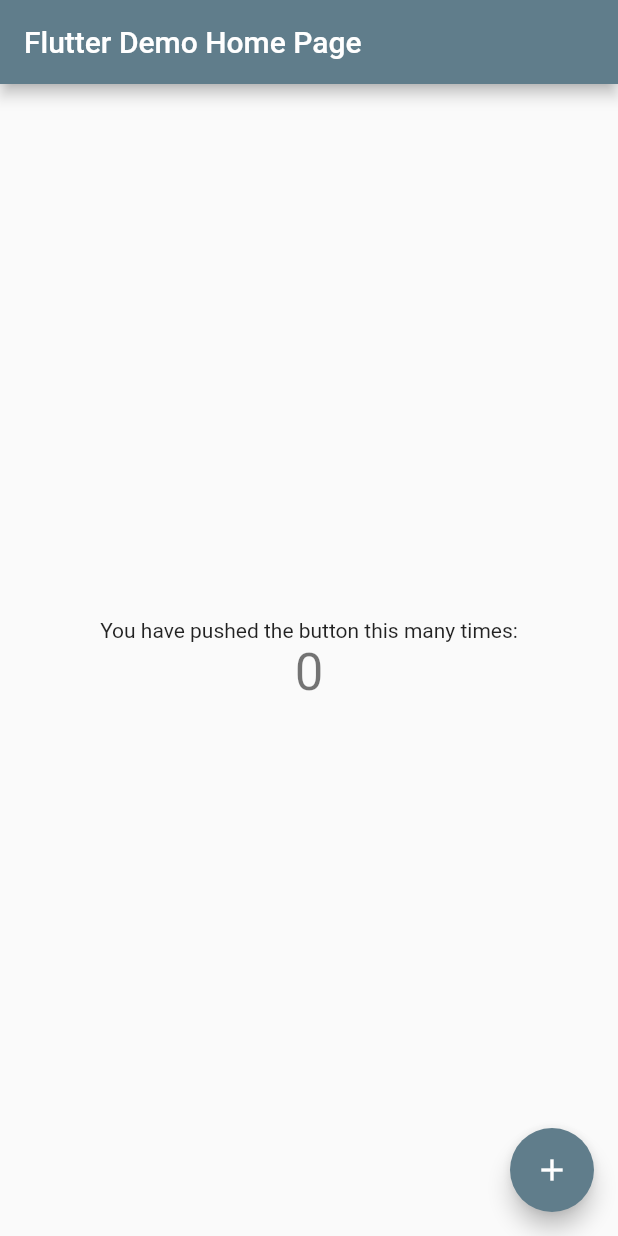
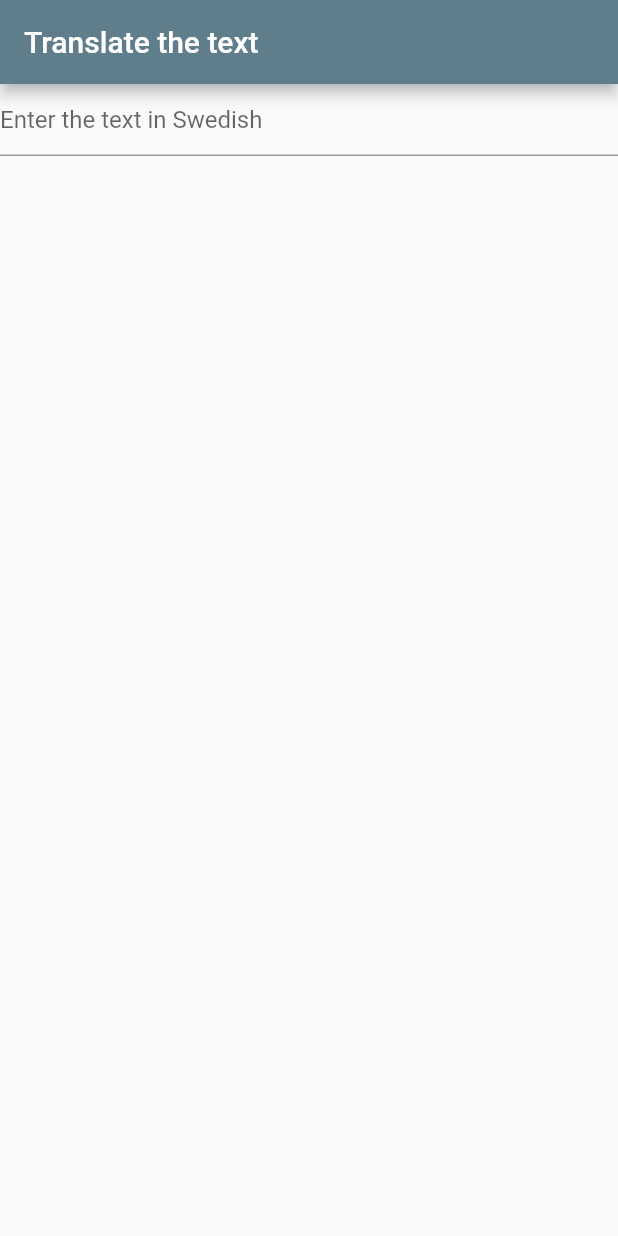
Before and after one commit to TheRogue76/translate_swedish, a Flutter app: the screen it shows after launch, on a phone screen of 412 x 824 dp. Run offline on Flutter 3.47's test engine with Material 2 defaults, Android fonts, the phone set to English and light mode, and no system bars.

Commit message:
create separate components for the translations

```diff
--- /dev/null
+++ b/lib/components/translation_input_form.dart
@@ -0,0 +1,36 @@
+import 'package:flutter/material.dart';
+
+class TranslationInputForm extends StatefulWidget {
+  const TranslationInputForm({Key? key}) : super(key: key);
+
+  @override
+  State<StatefulWidget> createState() => _TranslationInputFormState();
+}
+
+class _TranslationInputFormState extends State<TranslationInputForm> {
+  final GlobalKey<FormState> _formKey = GlobalKey<FormState>();
+
+  @override
+  Widget build(BuildContext context) {
+    return Center(
+        child: Form(
+          key: _formKey,
+          child: Column(
+            crossAxisAlignment: CrossAxisAlignment.center,
+            children: <Widget>[
+              TextFormField(
+                decoration: const InputDecoration(hintText: "Enter the text in Swedish"),
+                validator: (String? input) {
+                  if(input == null) {
+                    return "Please input some text for translation";
+                  }
+                  return null;
+                },
+              )
+            ],
+          )
+      )
+    );
+  }
+
+}
--- a/lib/main.dart
+++ b/lib/main.dart
@@ -1,5 +1,5 @@
 import 'package:flutter/material.dart';
-import './myApp.dart';
+import './my_app.dart';
 
 void main() {
   runApp(const MyApp());
--- a/lib/myApp.dart
+++ /dev/null
@@ -1,63 +0,0 @@
-import 'package:flutter/material.dart';
-
-class MyApp extends StatelessWidget {
-  const MyApp({Key? key}) : super(key: key);
-
-  @override
-  Widget build(BuildContext context) {
-    return MaterialApp(
-      title: 'Translate Swedish',
-      theme: ThemeData(
-        primarySwatch: Colors.blueGrey,
-      ),
-      home: const MyHomePage(title: 'Flutter Demo Home Page'),
-    );
-  }
-}
-
-class MyHomePage extends StatefulWidget {
-  const MyHomePage({Key? key, required this.title}) : super(key: key);
-  final String title;
-
-  @override
-  State<MyHomePage> createState() => _MyHomePageState();
-}
-
-class _MyHomePageState extends State<MyHomePage> {
-  int _counter = 0;
-
-
-  void _incrementCounter() {
-    setState(() {
-      _counter++;
-    });
-  }
-
-  @override
-  Widget build(BuildContext context) {
-    return Scaffold(
-      appBar: AppBar(
-        title: Text(widget.title),
-      ),
-      body: Center(
-        child: Column(
-          mainAxisAlignment: MainAxisAlignment.center,
-          children: <Widget>[
-            const Text(
-              'You have pushed the button this many times:',
-            ),
-            Text(
-              '$_counter',
-              style: Theme.of(context).textTheme.headline4,
-            ),
-          ],
-        ),
-      ),
-      floatingActionButton: FloatingActionButton(
-        onPressed: _incrementCounter,
-        tooltip: 'Increment',
-        child: const Icon(Icons.add),
-      ),
-    );
-  }
-}
--- /dev/null
+++ b/lib/my_app.dart
@@ -0,0 +1,17 @@
+import 'package:flutter/material.dart';
+import './pages/home_page.dart';
+
+class MyApp extends StatelessWidget {
+  const MyApp({Key? key}) : super(key: key);
+
+  @override
+  Widget build(BuildContext context) {
+    return MaterialApp(
+      title: 'Translate Swedish',
+      theme: ThemeData(
+        primarySwatch: Colors.blueGrey,
+      ),
+      home: const MyHomePage(),
+    );
+  }
+}
--- /dev/null
+++ b/lib/pages/home_page.dart
@@ -0,0 +1,16 @@
+import 'package:flutter/material.dart';
+import 'package:translate_swedish/components/translation_input_form.dart';
+
+class MyHomePage extends StatelessWidget {
+  const MyHomePage({Key? key}) : super(key: key);
+
+  @override
+  Widget build(BuildContext context) {
+    return Scaffold(
+      appBar: AppBar(
+        title: const Text('Translate the text'),
+      ),
+      body: const TranslationInputForm()
+    );
+  }
+}
```
Also changed, not shown: 1 other file.
